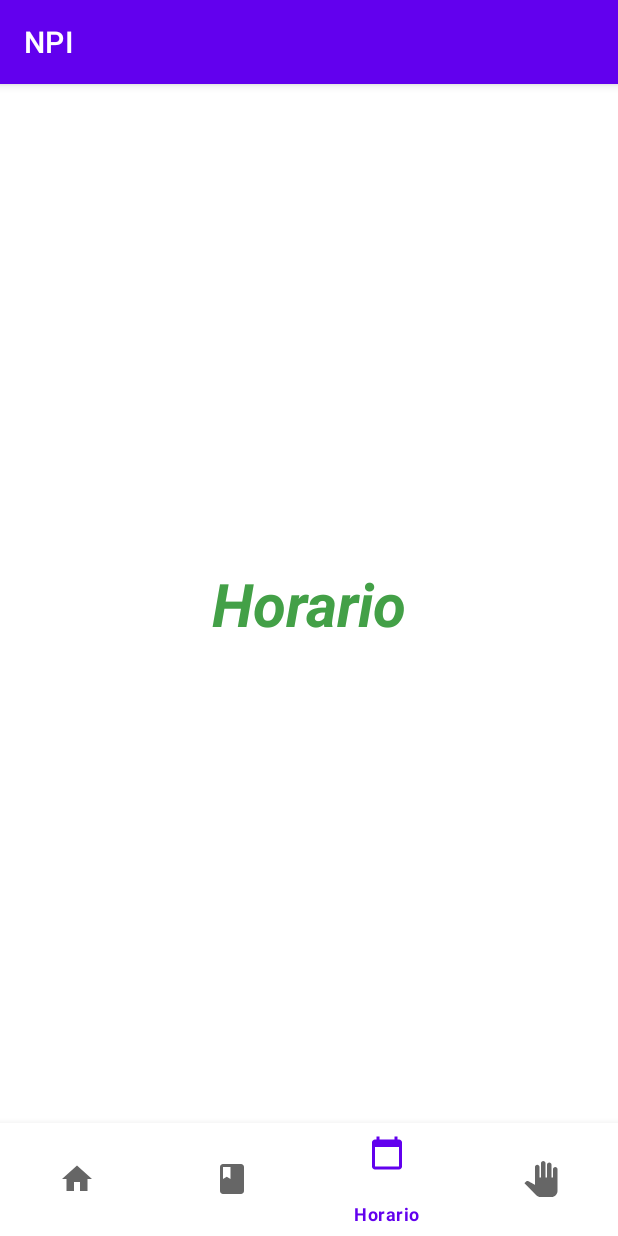
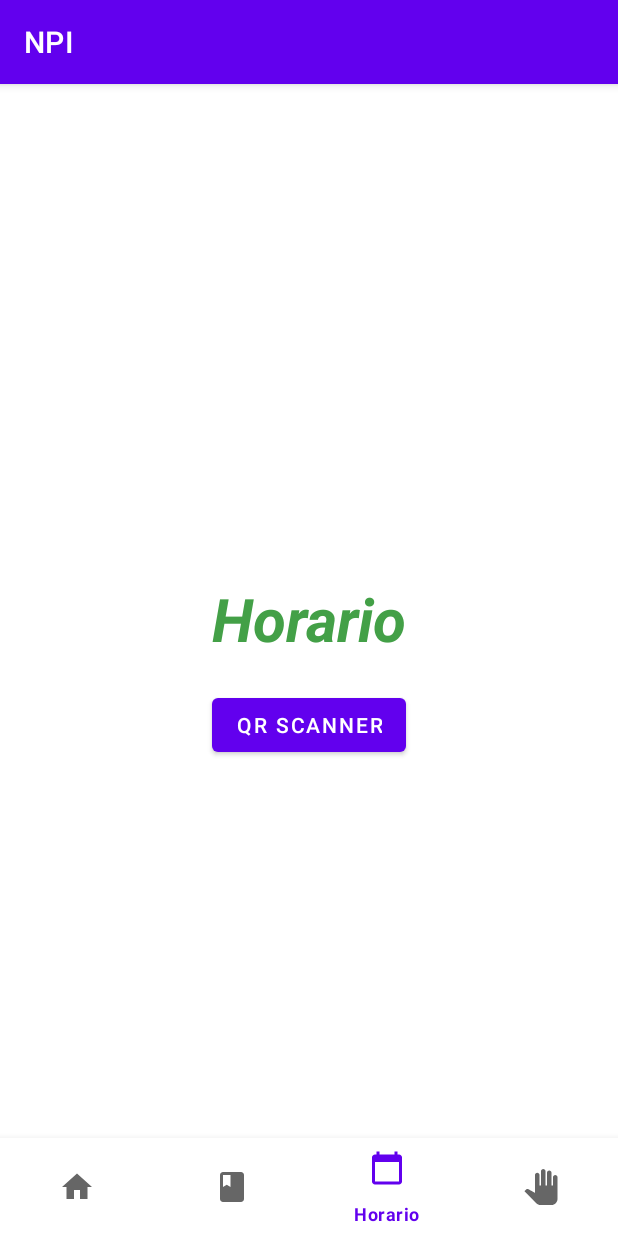
Before and after one commit to SHNacho/NPI, an Android app: the screen it shows after launch (MainActivity), item 3 of the bottom bar chosen, on a phone screen of 412 x 824 dp. Run offline under Robolectric (Android 15) with nearby library versions, the phone set to English and light mode, and no system bars; libraries missing offline, so code that uses them is left out: com.squareup.seismic, in.championswimmer.sfg; 10 statements that could not run were skipped.

Commit message:
Lector QR añadido

```diff
--- a/app/src/main/AndroidManifest.xml
+++ b/app/src/main/AndroidManifest.xml
@@ -1,6 +1,11 @@
 <?xml version="1.0" encoding="utf-8"?>
 <manifest xmlns:android="http://schemas.android.com/apk/res/android"
     package="com.example.npi">
+
+    <uses-permission android:name="android.permission.CAMERA"/>
+
+    <uses-feature android:name="android.hardware.camera"/>
+    <uses-feature android:name="android.hardware.camera.autofocus"/>
 
     <application
         android:allowBackup="true"
--- a/app/src/main/java/com/example/npi/HorarioFragment.java
+++ b/app/src/main/java/com/example/npi/HorarioFragment.java
@@ -3,6 +3,7 @@ package com.example.npi;
 import static android.content.Context.SENSOR_SERVICE;
 
 import android.content.Context;
+import android.content.Intent;
 import android.hardware.Sensor;
 import android.hardware.SensorEvent;
 import android.hardware.SensorEventListener;
@@ -15,6 +16,8 @@ import android.util.Log;
 import android.view.LayoutInflater;
 import android.view.View;
 import android.view.ViewGroup;
+import android.widget.Button;
+import android.widget.EditText;
 import android.widget.TextView;
 import android.widget.Toast;
 
@@ -22,7 +25,7 @@ import in.championswimmer.sfg.lib.SimpleFingerGestures;
 
 /**
  * A simple {@link Fragment} subclass.
- * Use the {@link HorarioFragment#newInstance} factory method to
+ * Use the {@l ink HorarioFragment#newInstance} factory method to
  * create an instance of this fragment.
  */
 public class HorarioFragment extends Fragment implements SensorEventListener {
@@ -99,6 +102,20 @@ public class HorarioFragment extends Fragment implements SensorEventListener {
 
         view.setOnTouchListener(MainActivity.sfg);
 
+        final Button button = view.findViewById(R.id.scanner_button);
+        button.setOnClickListener(new View.OnClickListener() {
+            public void onClick(View v) {
+                openScanner(view);
+            }
+        });
+        button.setOnLongClickListener(new View.OnLongClickListener() {
+            @Override
+            public boolean onLongClick(View view) {
+                openScanner(view);
+                return true;
+            }
+        });
+
         return view;
     }
 
@@ -117,8 +134,14 @@ public class HorarioFragment extends Fragment implements SensorEventListener {
         if(Sensor.TYPE_PRESSURE == event.sensor.getType()){
             presure_value = event.values[0];
             height = SensorManager.getAltitude(SensorManager.PRESSURE_STANDARD_ATMOSPHERE, presure_value);
-            tv.setText("Altura: " + Float.toString(height));
+            //tv.setText("Altura: " + Float.toString(height));
         }
     }
 
+    /** Called when the user taps the Send button */
+    public void openScanner(View view) {
+        Intent intent = new Intent(getActivity(), ScannerActivity.class);
+        startActivity(intent);
+    }
+
 }
--- a/app/src/main/java/com/example/npi/MainActivity.java
+++ b/app/src/main/java/com/example/npi/MainActivity.java
@@ -4,6 +4,7 @@ import android.hardware.SensorManager;
 import android.os.Bundle;
 import android.view.MenuItem;
 import android.view.View;
+import android.view.ViewGroup;
 import android.widget.TextView;
 import android.widget.Toast;
 
@@ -20,6 +21,8 @@ import in.championswimmer.sfg.lib.SimpleFingerGestures;
 
 public class MainActivity extends AppCompatActivity implements NavigationBarView.OnItemSelectedListener, ShakeDetector.Listener {
 
+    private static final int MY_PERMISSION_REQUEST_CAMERA = 0;
+
     // Variable para la barra de navegación inferior
     static BottomNavigationView bottomNavigationView;
     // Clase controladora de gestos
@@ -31,7 +34,8 @@ public class MainActivity extends AppCompatActivity implements NavigationBarView
     static AsistenciaFragment asistenciaFragment = new AsistenciaFragment();
     // Controlador de los sensores
     static SensorManager sensorManager;
-
+    // Para el acceso a la cámara
+    private ViewGroup mainLayout;
 
 
     @Override
@@ -78,4 +82,5 @@ public class MainActivity extends AppCompatActivity implements NavigationBarView
 
 
 
+
 }
--- a/app/src/main/res/layout/activity_main.xml
+++ b/app/src/main/res/layout/activity_main.xml
@@ -23,7 +23,7 @@
     <com.google.android.material.bottomnavigation.BottomNavigationView
         android:id="@+id/bottomNavigationView"
         android:layout_width="match_parent"
-        android:layout_height="75dp"
+        android:layout_height="65dp"
         app:layout_constraintBottom_toBottomOf="parent"
         app:layout_constraintEnd_toEndOf="parent"
         app:layout_constraintHorizontal_bias="0.5"
--- a/app/src/main/res/layout/fragment_horario.xml
+++ b/app/src/main/res/layout/fragment_horario.xml
@@ -11,6 +11,7 @@
         android:id="@+id/horarioFragment"
         android:layout_width="wrap_content"
         android:layout_height="wrap_content"
+        android:layout_marginTop="10dp"
         android:text="Horario"
         android:textColor="#43a047"
         android:textSize="40sp"
@@ -21,4 +22,14 @@
         app:layout_constraintStart_toStartOf="parent"
         app:layout_constraintTop_toTopOf="parent" />
 
+    <Button
+        android:id="@+id/scanner_button"
+        android:layout_width="wrap_content"
+        android:layout_height="wrap_content"
+        android:layout_marginTop="20dp"
+        android:text="QR Scanner"
+        app:layout_constraintEnd_toEndOf="parent"
+        app:layout_constraintStart_toStartOf="parent"
+        app:layout_constraintTop_toBottomOf="@+id/horarioFragment" />
+
 </androidx.constraintlayout.widget.ConstraintLayout>
```
